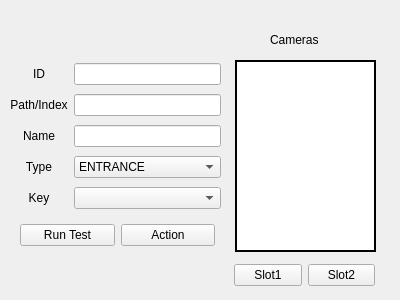
Before: the Qt Designer form Application/source/View/cameramanagementwindow.ui in xMihai01/Licenta, drawn with Qt 5.
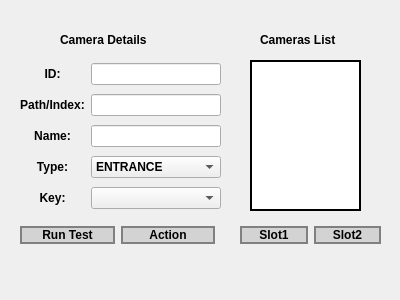
After: the same form once the commit is applied.

Commit message: Updated all windows' look

Diff of the .ui file:
```diff
--- a/Application/source/View/cameramanagementwindow.ui
+++ b/Application/source/View/cameramanagementwindow.ui
@@ -16,12 +16,17 @@
   <widget class="QListWidget" name="cameraWidgetList">
    <property name="geometry">
     <rect>
-     <x>235</x>
+     <x>250</x>
      <y>60</y>
-     <width>141</width>
-     <height>192</height>
+     <width>111</width>
+     <height>151</height>
     </rect>
    </property>
+   <property name="font">
+    <font>
+     <bold>true</bold>
+    </font>
+   </property>
    <property name="frameShape">
     <enum>QFrame::WinPanel</enum>
    </property>
@@ -32,22 +37,27 @@
   <widget class="QLabel" name="cameraListLabel">
    <property name="geometry">
     <rect>
-     <x>270</x>
+     <x>260</x>
      <y>30</y>
-     <width>63</width>
+     <width>91</width>
      <height>20</height>
     </rect>
    </property>
+   <property name="font">
+    <font>
+     <bold>true</bold>
+    </font>
+   </property>
    <property name="text">
-    <string>Cameras</string>
+    <string>Cameras List</string>
    </property>
   </widget>
   <widget class="QWidget" name="gridLayoutWidget">
    <property name="geometry">
     <rect>
-     <x>10</x>
+     <x>20</x>
      <y>60</y>
-     <width>211</width>
+     <width>201</width>
      <height>155</height>
     </rect>
    </property>
@@ -57,8 +67,13 @@
     </item>
     <item row="2" column="0">
      <widget class="QLabel" name="cameraNameLabel">
+      <property name="font">
+       <font>
+        <bold>true</bold>
+       </font>
+      </property>
       <property name="text">
-       <string>Name</string>
+       <string>Name:</string>
       </property>
       <property name="alignment">
        <set>Qt::AlignCenter</set>
@@ -67,8 +82,13 @@
     </item>
     <item row="1" column="0">
      <widget class="QLabel" name="cameraLocationLabel">
+      <property name="font">
+       <font>
+        <bold>true</bold>
+       </font>
+      </property>
       <property name="text">
-       <string>Path/Index</string>
+       <string>Path/Index:</string>
       </property>
       <property name="alignment">
        <set>Qt::AlignCenter</set>
@@ -77,6 +97,11 @@
     </item>
     <item row="3" column="1">
      <widget class="QComboBox" name="cameraTypeComboBox">
+      <property name="font">
+       <font>
+        <bold>true</bold>
+       </font>
+      </property>
       <item>
        <property name="text">
         <string>ENTRANCE</string>
@@ -99,8 +124,13 @@
     </item>
     <item row="0" column="0">
      <widget class="QLabel" name="cameraIDLabel">
+      <property name="font">
+       <font>
+        <bold>true</bold>
+       </font>
+      </property>
       <property name="text">
-       <string>ID</string>
+       <string>ID:</string>
       </property>
       <property name="alignment">
        <set>Qt::AlignCenter</set>
@@ -109,8 +139,13 @@
     </item>
     <item row="3" column="0">
      <widget class="QLabel" name="cameraTypeLabel">
+      <property name="font">
+       <font>
+        <bold>true</bold>
+       </font>
+      </property>
       <property name="text">
-       <string>Type</string>
+       <string>Type:</string>
       </property>
       <property name="alignment">
        <set>Qt::AlignCenter</set>
@@ -126,8 +161,13 @@
     </item>
     <item row="4" column="0">
      <widget class="QLabel" name="cameraKeyLabel">
+      <property name="font">
+       <font>
+        <bold>true</bold>
+       </font>
+      </property>
       <property name="text">
-       <string>Key</string>
+       <string>Key:</string>
       </property>
       <property name="alignment">
        <set>Qt::AlignCenter</set>
@@ -135,7 +175,13 @@
      </widget>
     </item>
     <item row="4" column="1">
-     <widget class="QComboBox" name="cameraKeyComboBox"/>
+     <widget class="QComboBox" name="cameraKeyComboBox">
+      <property name="font">
+       <font>
+        <bold>true</bold>
+       </font>
+      </property>
+     </widget>
     </item>
    </layout>
   </widget>
@@ -151,6 +197,14 @@
    <layout class="QHBoxLayout" name="horizontalLayout">
     <item>
      <widget class="QPushButton" name="runTestButton">
+      <property name="font">
+       <font>
+        <bold>true</bold>
+       </font>
+      </property>
+      <property name="styleSheet">
+       <string notr="true">QPushButton {	border: 2px solid gray; border-radius: 10px; padding: 0 8px; background: lightgray;	} QPushButton:hover { color: white }</string>
+      </property>
       <property name="text">
        <string>Run Test</string>
       </property>
@@ -158,6 +212,14 @@
     </item>
     <item>
      <widget class="QPushButton" name="actionButton">
+      <property name="font">
+       <font>
+        <bold>true</bold>
+       </font>
+      </property>
+      <property name="styleSheet">
+       <string notr="true">QPushButton {	border: 2px solid gray; border-radius: 10px; padding: 0 8px; background: lightgray;	} QPushButton:hover { color: white }</string>
+      </property>
       <property name="text">
        <string>Action</string>
       </property>
@@ -168,8 +230,8 @@
   <widget class="QWidget" name="horizontalLayoutWidget_2">
    <property name="geometry">
     <rect>
-     <x>234</x>
-     <y>260</y>
+     <x>240</x>
+     <y>220</y>
      <width>141</width>
      <height>31</height>
     </rect>
@@ -177,6 +239,14 @@
    <layout class="QHBoxLayout" name="horizontalLayout_2">
     <item>
      <widget class="QPushButton" name="slot1Button">
+      <property name="font">
+       <font>
+        <bold>true</bold>
+       </font>
+      </property>
+      <property name="styleSheet">
+       <string notr="true">QPushButton {	border: 2px solid gray; border-radius: 10px; padding: 0 8px; background: lightgray;	} QPushButton:hover { color: white }</string>
+      </property>
       <property name="text">
        <string>Slot1</string>
       </property>
@@ -184,6 +254,14 @@
     </item>
     <item>
      <widget class="QPushButton" name="slot2Button">
+      <property name="font">
+       <font>
+        <bold>true</bold>
+       </font>
+      </property>
+      <property name="styleSheet">
+       <string notr="true">QPushButton {	border: 2px solid gray; border-radius: 10px; padding: 0 8px; background: lightgray;	} QPushButton:hover { color: white }</string>
+      </property>
       <property name="text">
        <string>Slot2</string>
       </property>
@@ -191,6 +269,24 @@
     </item>
    </layout>
   </widget>
+  <widget class="QLabel" name="cameraListLabel_2">
+   <property name="geometry">
+    <rect>
+     <x>60</x>
+     <y>30</y>
+     <width>111</width>
+     <height>20</height>
+    </rect>
+   </property>
+   <property name="font">
+    <font>
+     <bold>true</bold>
+    </font>
+   </property>
+   <property name="text">
+    <string>Camera Details</string>
+   </property>
+  </widget>
  </widget>
  <resources/>
  <connections/>
```
The commit also changes 2 other files.
